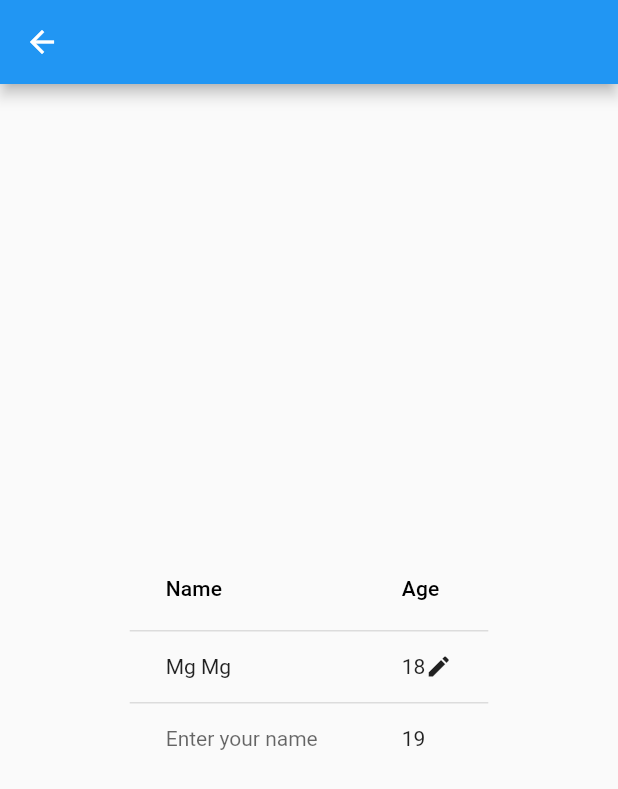
After one commit to zwethu/Flutter-Wigets-Trial, a Flutter app: the DataTableTest screen opened by its route, on a phone screen of 412 x 824 dp. The commit adds this screen. Shown: the top 789 px of the screen. Run offline on Flutter 3.47's test engine with Material 2 defaults, Android fonts, the phone set to English and light mode, and no system bars; our stand-ins replace file_picker, image_picker; generated files the repository leaves out were written again.

Commit message:
data table

```diff
--- a/lib/main.dart
+++ b/lib/main.dart
@@ -51,6 +51,7 @@ class MyApp extends StatelessWidget {
             '/switch': (context) => const SwitchTest(),
             '/expansion_panel': (context) => const ExpansionPanelListWidget(),
             '/stepper':(context) => const StepperTest(),
+            '/data_table':(context) => const DataTableTest(),
             //
             //animations
             '/sand_clock_animation': (context) => const SandClockAnimation(),
--- /dev/null
+++ b/lib/material_widgets/data_table_test.dart
@@ -0,0 +1,45 @@
+import 'package:flutter/material.dart';
+
+class DataTableTest extends StatefulWidget {
+  const DataTableTest({Key? key}) : super(key: key);
+
+  @override
+  State<DataTableTest> createState() => _DataTableTestState();
+}
+
+class _DataTableTestState extends State<DataTableTest> {
+  @override
+  Widget build(BuildContext context) {
+    return Scaffold(
+      appBar: AppBar(),
+      body: SafeArea(
+        child: Center(
+          child: DataTable(
+            columns: const [
+              DataColumn(
+                label: Text('Name'),
+              ),
+              DataColumn(
+                label: Text('Age'),
+              ),
+            ],
+            rows: const [
+              DataRow(
+                cells: [
+                  DataCell(Text('Mg Mg')),
+                  DataCell(Text('18'),showEditIcon: true),
+                ],
+              ),
+              DataRow(
+                cells: [
+                  DataCell(Text('Enter your name'),placeholder: true),
+                  DataCell(Text('19')),
+                ],
+              ),
+            ],
+          ),
+        ),
+      ),
+    );
+  }
+}
--- a/lib/screens/material_widgets_screen.dart
+++ b/lib/screens/material_widgets_screen.dart
@@ -19,6 +19,7 @@ class _MaterialWidgetsScreenState extends State<MaterialWidgetsScreen> {
     WidgetItem('Swich Button', '/switch'),
     WidgetItem('Expansion Panel List', '/expansion_panel'),
     WidgetItem('Stepper', '/stepper'),
+    WidgetItem('DataTable', '/data_table'),
   ];
   @override
   Widget build(BuildContext context) {
--- a/lib/screens/screens.dart
+++ b/lib/screens/screens.dart
@@ -6,3 +6,4 @@ export 'package:widgets_testing/screens/material_widgets_screen.dart';
 export 'package:widgets_testing/screens/profile_screen.dart';
 export 'package:widgets_testing/screens/setting_screen.dart';
 export 'package:widgets_testing/material_widgets/expansion_panel_list_test.dart';
+export 'package:widgets_testing/material_widgets/data_table_test.dart';
```
